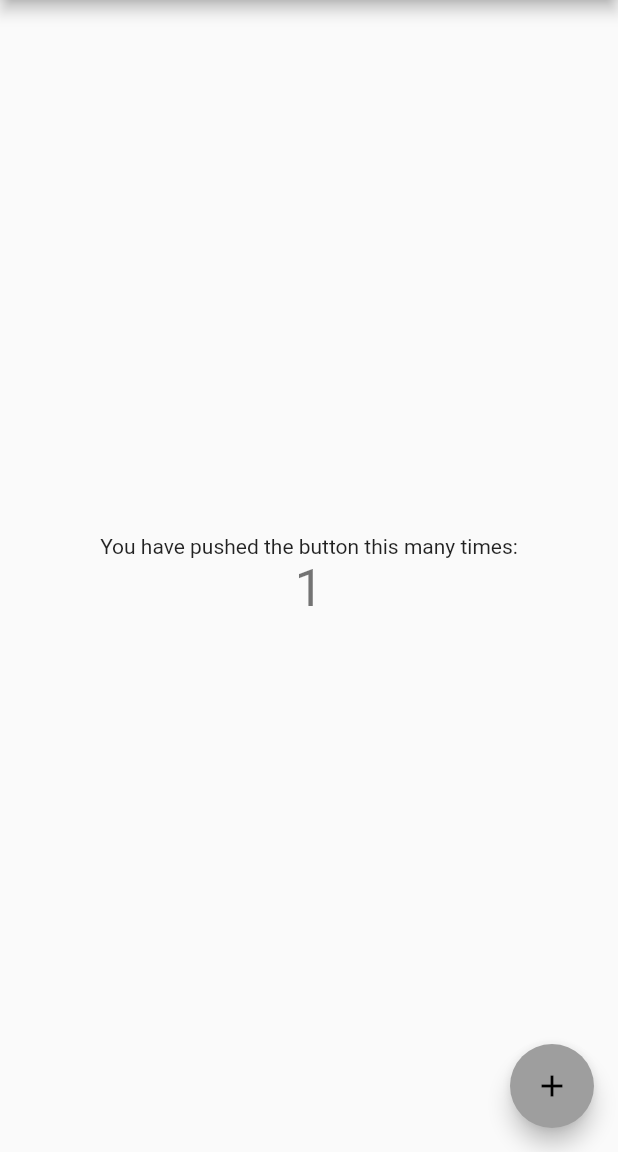
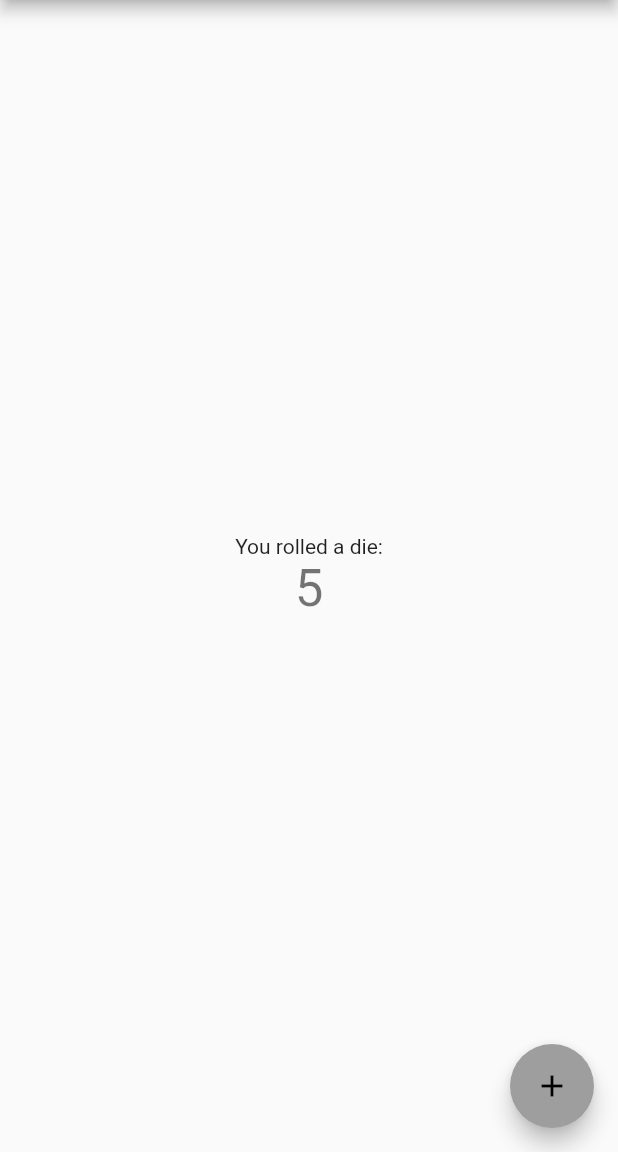
Before and after one commit to Joel-B-Williams/diceRoller, a Flutter app: the screen it shows after launch, after a tap on the "add" icon, on a phone screen of 412 x 824 dp, the part 84-1236 px from its top. Run offline on Flutter 3.47's test engine with Material 2 defaults, Android fonts, the phone set to English and light mode, and no system bars.

```diff
--- a/lib/main.dart
+++ b/lib/main.dart
@@ -1,4 +1,5 @@
 import 'package:flutter/material.dart';
+import 'dart:math';
 
 void main() => runApp(MyApp());
 
@@ -44,23 +45,27 @@ class MyHomePage extends StatefulWidget {
 }
 
 class _MyHomePageState extends State<MyHomePage> {
-  int _counter = 0;
+  int _dieRoll = 0;
 
-  void _incrementCounter() {
+  void _rollDie() {
+    Random rnd = new Random();
+    int min = 1;
+    int max = 7;
+    var roll = min + rnd.nextInt(max - min);
     setState(() {
       // This call to setState tells the Flutter framework that something has
       // changed in this State, which causes it to rerun the build method below
       // so that the display can reflect the updated values. If we changed
-      // _counter without calling setState(), then the build method would not be
+      // _dieRoll without calling setState(), then the build method would not be
       // called again, and so nothing would appear to happen.
-      _counter++;
+      _dieRoll = roll;
     });
   }
 
   @override
   Widget build(BuildContext context) {
     // This method is rerun every time setState is called, for instance as done
-    // by the _incrementCounter method above.
+    // by the _rollDie method above.
     //
     // The Flutter framework has been optimized to make rerunning build methods
     // fast, so that you can just rebuild anything that needs updating rather
@@ -92,17 +97,17 @@ class _MyHomePageState extends State<MyHomePage> {
           mainAxisAlignment: MainAxisAlignment.center,
           children: <Widget>[
             Text(
-              'You have pushed the button this many times:',
+              'You rolled a die:',
             ),
             Text(
-              '$_counter',
+              '$_dieRoll',
               style: Theme.of(context).textTheme.display1,
             ),
           ],
         ),
       ),
       floatingActionButton: FloatingActionButton(
-        onPressed: _incrementCounter,
+        onPressed: _rollDie,
         tooltip: 'Increment',
         child: Icon(Icons.add),
       ), // This trailing comma makes auto-formatting nicer for build methods.
```
